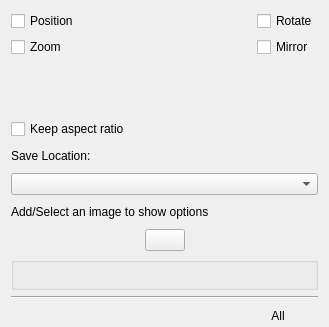
Before: the Qt Designer form plugins/tools/defaulttool/referenceimagestool/WdgToolOptions.ui in KDE/krita, drawn with Qt 5.
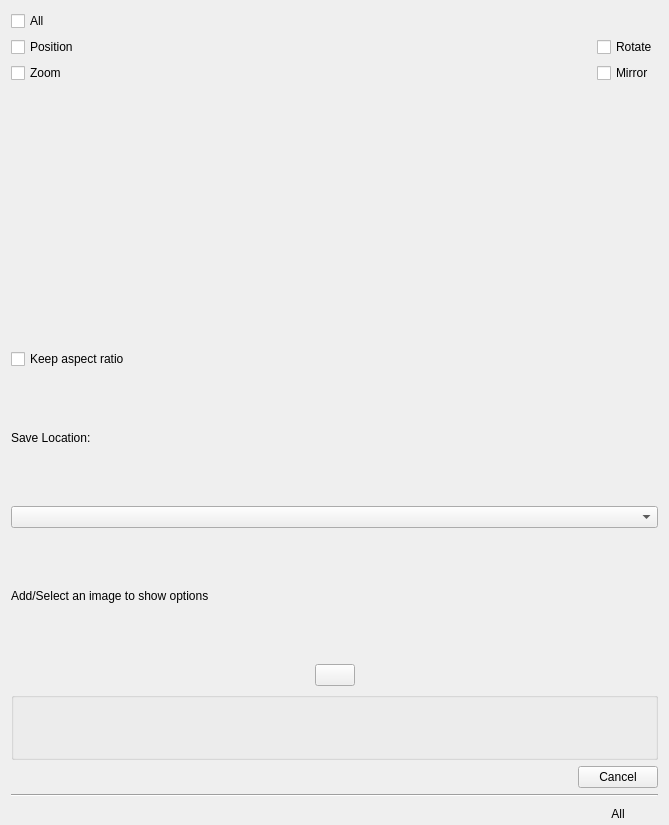
After: the same form once the commit is applied. Custom widgets are drawn as their Qt base class.

Commit message: Add an Pin All option and make sanity changes in KisReferenceImages

Diff of the .ui file:
```diff
--- a/plugins/tools/defaulttool/referenceimagestool/WdgToolOptions.ui
+++ b/plugins/tools/defaulttool/referenceimagestool/WdgToolOptions.ui
@@ -10,8 +10,8 @@
    <rect>
     <x>0</x>
     <y>0</y>
-    <width>329</width>
-    <height>327</height>
+    <width>669</width>
+    <height>825</height>
    </rect>
   </property>
   <property name="sizePolicy">
@@ -29,27 +29,14 @@
    </property>
    <item>
     <layout class="QGridLayout" name="gridLayout_2">
-     <item row="0" column="0">
+     <item row="1" column="0">
       <widget class="QCheckBox" name="chkPinPos">
        <property name="text">
         <string>Position</string>
        </property>
       </widget>
      </item>
-     <item row="2" column="1">
-      <spacer name="horizontalSpacer_5">
-       <property name="orientation">
-        <enum>Qt::Horizontal</enum>
-       </property>
-       <property name="sizeHint" stdset="0">
-        <size>
-         <width>40</width>
-         <height>20</height>
-        </size>
-       </property>
-      </spacer>
-     </item>
-     <item row="0" column="1">
+     <item row="1" column="1">
       <spacer name="horizontalSpacer_6">
        <property name="orientation">
         <enum>Qt::Horizontal</enum>
@@ -62,27 +49,60 @@
        </property>
       </spacer>
      </item>
-     <item row="2" column="2">
+     <item row="3" column="1">
+      <spacer name="horizontalSpacer_5">
+       <property name="orientation">
+        <enum>Qt::Horizontal</enum>
+       </property>
+       <property name="sizeHint" stdset="0">
+        <size>
+         <width>40</width>
+         <height>20</height>
+        </size>
+       </property>
+      </spacer>
+     </item>
+     <item row="3" column="0">
+      <widget class="QCheckBox" name="chkPinZoom">
+       <property name="text">
+        <string>Zoom</string>
+       </property>
+      </widget>
+     </item>
+     <item row="3" column="2">
       <widget class="QCheckBox" name="chkPinMirror">
        <property name="text">
         <string>Mirror</string>
        </property>
       </widget>
      </item>
-     <item row="0" column="2">
+     <item row="1" column="2">
       <widget class="QCheckBox" name="chkPinRotate">
        <property name="text">
         <string>Rotate</string>
        </property>
       </widget>
      </item>
-     <item row="2" column="0">
-      <widget class="QCheckBox" name="chkPinZoom">
+     <item row="0" column="0">
+      <widget class="QCheckBox" name="chkPinAll">
        <property name="text">
-        <string>Zoom</string>
+        <string>All</string>
        </property>
       </widget>
      </item>
+     <item row="0" column="1">
+      <spacer name="horizontalSpacer_2">
+       <property name="orientation">
+        <enum>Qt::Horizontal</enum>
+       </property>
+       <property name="sizeHint" stdset="0">
+        <size>
+         <width>40</width>
+         <height>20</height>
+        </size>
+       </property>
+      </spacer>
+     </item>
     </layout>
    </item>
    <item>
@@ -178,6 +198,30 @@
        </layout>
       </widget>
      </item>
+     <item>
+      <layout class="QGridLayout" name="gridLayout_3">
+       <item row="0" column="0">
+        <spacer name="horizontalSpacer_7">
+         <property name="orientation">
+          <enum>Qt::Horizontal</enum>
+         </property>
+         <property name="sizeHint" stdset="0">
+          <size>
+           <width>40</width>
+           <height>20</height>
+          </size>
+         </property>
+        </spacer>
+       </item>
+       <item row="0" column="1">
+        <widget class="QPushButton" name="bnCancel">
+         <property name="text">
+          <string>Cancel</string>
+         </property>
+        </widget>
+       </item>
+      </layout>
+     </item>
     </layout>
    </item>
    <item>
```
Left out of the diff: 10 changed lines with no effect on the pictures. The commit also changes 4 other files.
